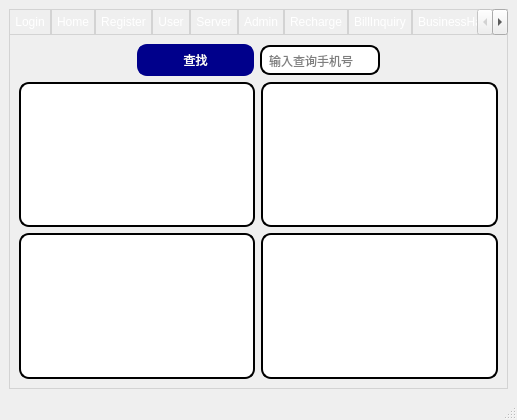
This is src/telecharge.ui in Jackie-Li-0228/SQL-telecharge-system as Qt 5 draws it before an edit. The edited form follows.
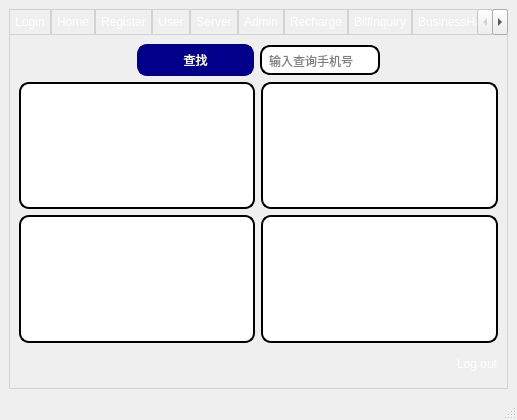
This is the edited form. The open tabs and pages were chosen to show the change. Icons and pictures are not drawn.

Patch:
```diff
--- a/src/telecharge.ui
+++ b/src/telecharge.ui
@@ -1069,6 +1069,23 @@
           </item>
          </layout>
         </item>
+        <item alignment="Qt::AlignRight">
+         <widget class="QPushButton" name="logoutButton_service">
+          <property name="minimumSize">
+           <size>
+            <width>40</width>
+            <height>30</height>
+           </size>
+          </property>
+          <property name="styleSheet">
+           <string notr="true">        border: none;
+        color: #FFFFFF;</string>
+          </property>
+          <property name="text">
+           <string>Log out</string>
+          </property>
+         </widget>
+        </item>
        </layout>
       </widget>
       <widget class="QWidget" name="tab_admin">
```
Left out of the diff: 11 changed lines with no effect on the pictures.
